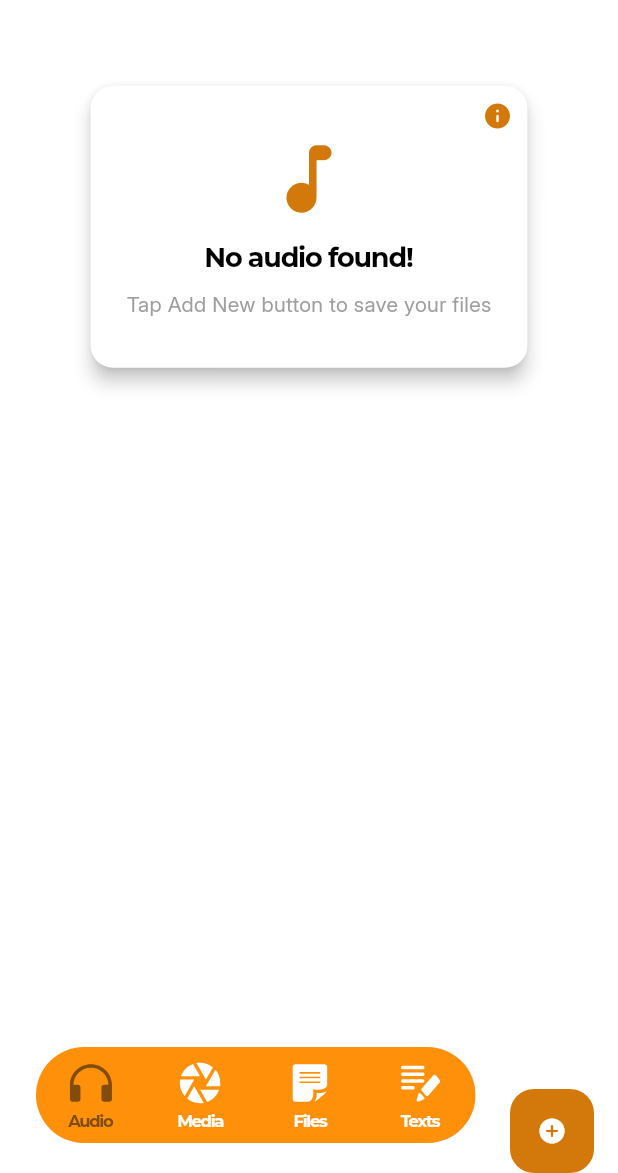
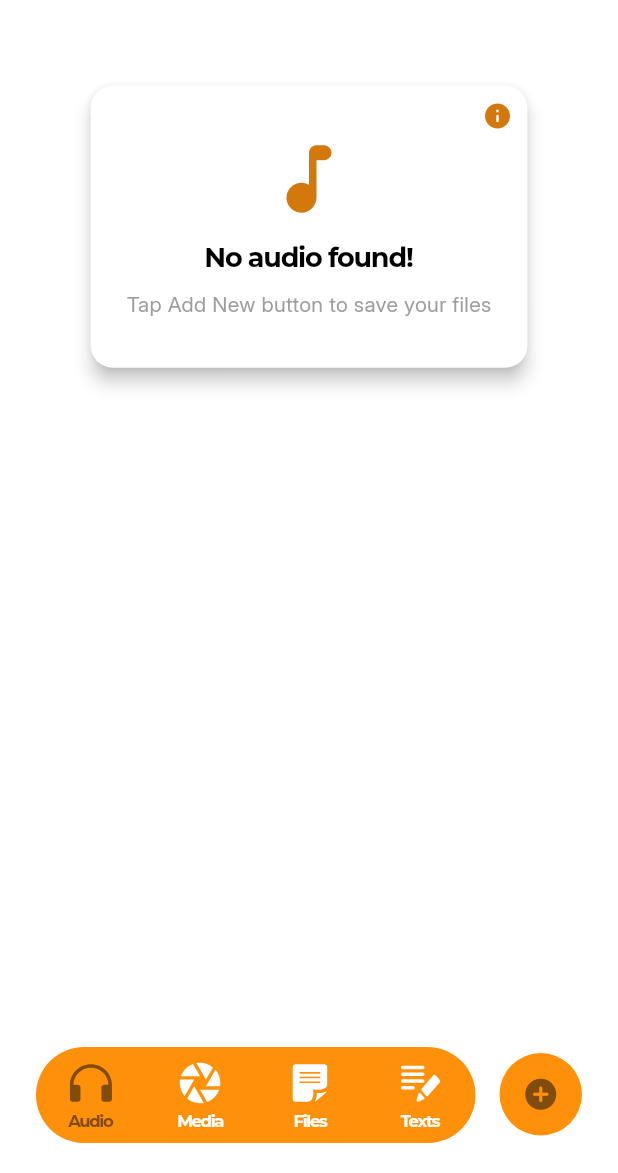
Before and after one commit to credes-tech/shelf, a Flutter app: the screen it shows after launch, after a tap on the "add circle" icon, on a phone screen of 412 x 824 dp, the part 63-1236 px from its top. Run offline on Flutter 3.47's test engine with Material 3 defaults, Android fonts, the light colour scheme and no system bars; our stand-ins replace audioplayers, cloud_firestore, device_info_plus, file_picker, firebase_auth, firebase_core and 12 more; missing offline and left inert: flutter_quill, get_thumbnail_video, syncfusion_flutter_pdfviewer; accounts and stored records are empty; project files that could hold a hidden picture were left out.

Commit message:
adding-float-button-on-all-screen

```diff
--- a/lib/modules/home/ui/home_screen.dart
+++ b/lib/modules/home/ui/home_screen.dart
@@ -17,18 +17,19 @@ class HomeScreen extends StatefulWidget {
 
 class _HomeScreenState extends State<HomeScreen> {
   int _selectedIndex = 0;
+  late PageController _pageController;
+
+  @override
+  void initState() {
+    super.initState();
+    _pageController = PageController(initialPage: _selectedIndex);
+  }
+
   final List<Widget> _pages = [
     AudioScreen(),
     MediaScreen(),
     FileScreen(),
     TextScreen(),
-  ];
-
-  final List<Color> _bottomNavInactiveColors = [
-    AppColors.onboardDarkOrange,
-    AppColors.onboardDarkBlue,
-    AppColors.onboardDarkPink,
-    AppColors.onboardDarkYellow,
   ];
 
   final List<Color> _bottomNavColors = [
@@ -49,6 +50,11 @@ class _HomeScreenState extends State<HomeScreen> {
     setState(() {
       _selectedIndex = index;
     });
+    _pageController.animateToPage(
+      index,
+      duration: Duration(milliseconds: 300),
+      curve: Curves.easeInOut,
+    );
   }
 
   @override
@@ -57,8 +63,13 @@ class _HomeScreenState extends State<HomeScreen> {
       backgroundColor: Colors.white,
       body: Stack(
         children: [
-          IndexedStack(
-            index: _selectedIndex,
+          PageView(
+            controller: _pageController,
+            onPageChanged: (index) {
+              setState(() {
+                _selectedIndex = index;
+              });
+            },
             children: _pages,
           ),
           Positioned(
@@ -74,10 +85,13 @@ class _HomeScreenState extends State<HomeScreen> {
                 child: BottomNavigationBar(
                   type: BottomNavigationBarType.fixed,
                   items: [
-
                     BottomNavigationBarItem(
                         icon: Padding(
-                          padding: EdgeInsets.only(left: AppSpacing.xxSmall,bottom: AppSpacing.xxSmall,right: AppSpacing.xxSmall,top: AppSpacing.xSmall),
+                          padding: EdgeInsets.only(
+                              left: AppSpacing.xxSmall,
+                              bottom: AppSpacing.xxSmall,
+                              right: AppSpacing.xxSmall,
+                              top: AppSpacing.xSmall),
                           child: SvgPicture.asset('assets/svg/audio.svg',
                               colorFilter: ColorFilter.mode(
                                   _setColour(index: 0), BlendMode.srcIn),
@@ -86,7 +100,11 @@ class _HomeScreenState extends State<HomeScreen> {
                         label: "Audio"),
                     BottomNavigationBarItem(
                         icon: Padding(
-                          padding: EdgeInsets.only(left: AppSpacing.xxSmall,bottom: AppSpacing.xxSmall,right: AppSpacing.xxSmall,top: AppSpacing.xSmall),
+                          padding: EdgeInsets.only(
+                              left: AppSpacing.xxSmall,
+                              bottom: AppSpacing.xxSmall,
+                              right: AppSpacing.xxSmall,
+                              top: AppSpacing.xSmall),
                           child: SvgPicture.asset('assets/svg/image.svg',
                               colorFilter: ColorFilter.mode(
                                   _setColour(index: 1), BlendMode.srcIn),
@@ -95,7 +113,11 @@ class _HomeScreenState extends State<HomeScreen> {
                         label: "Media"),
                     BottomNavigationBarItem(
                         icon: Padding(
-                          padding: EdgeInsets.only(left: AppSpacing.xxSmall,bottom: AppSpacing.xxSmall,right: AppSpacing.xxSmall,top: AppSpacing.xSmall),
+                          padding: EdgeInsets.only(
+                              left: AppSpacing.xxSmall,
+                              bottom: AppSpacing.xxSmall,
+                              right: AppSpacing.xxSmall,
+                              top: AppSpacing.xSmall),
                           child: SvgPicture.asset('assets/svg/document.svg',
                               colorFilter: ColorFilter.mode(
                                   _setColour(index: 2), BlendMode.srcIn),
@@ -104,7 +126,11 @@ class _HomeScreenState extends State<HomeScreen> {
                         label: "Files"),
                     BottomNavigationBarItem(
                         icon: Padding(
-                          padding: EdgeInsets.only(left: AppSpacing.xxSmall,bottom: AppSpacing.xxSmall,right: AppSpacing.xxSmall,top: AppSpacing.xSmall),
+                          padding: EdgeInsets.only(
+                              left: AppSpacing.xxSmall,
+                              bottom: AppSpacing.xxSmall,
+                              right: AppSpacing.xxSmall,
+                              top: AppSpacing.xSmall),
                           child: SvgPicture.asset('assets/svg/password.svg',
                               colorFilter: ColorFilter.mode(
                                   _setColour(index: 3), BlendMode.srcIn),
--- a/lib/modules/home/ui/pages/AudioScreen.dart
+++ b/lib/modules/home/ui/pages/AudioScreen.dart
@@ -247,7 +247,9 @@ class _AudioScreenState extends ConsumerState<AudioScreen> {
           ),
         ],
       ),
-      body: Column(
+      body: Stack(
+        children: [
+          Column(
             mainAxisAlignment: MainAxisAlignment.start,
             crossAxisAlignment: CrossAxisAlignment.center,
             children: [
@@ -410,17 +412,25 @@ class _AudioScreenState extends ConsumerState<AudioScreen> {
               ),
             ],
           ),
-      floatingActionButton: FloatingActionButton(
-        onPressed: () => onTapAudioBtn(context),
-        backgroundColor: AppColors.onboardDarkOrange,
+          Align(
+            alignment: Alignment.bottomRight,
+            child: Padding(
+              padding: EdgeInsets.only(right: AppSpacing.large, bottom: 25),
+              child: SizedBox(
+                width: 55,
+                height: 55,
+                child: FloatingActionButton(
+                  onPressed: ()=>onTapAudioBtn(context),
+                  backgroundColor: AppColors.onboardLightOrange,
                   elevation: 0,
-        child: Icon(
-          Icons.add_circle_rounded,
-          size: 20,
-          color: Colors.white,
+                  shape: CircleBorder(),
+                  child: Icon(Icons.add_circle_rounded, size: 25, color: AppColors.navBarOrange),
                 ),
               ),
-      floatingActionButtonLocation: FloatingActionButtonLocation.endDocked,
+            ),
+          ),
+        ],
+      ),
     );
   }
 
--- a/lib/modules/home/ui/pages/FileScreen.dart
+++ b/lib/modules/home/ui/pages/FileScreen.dart
@@ -62,7 +62,9 @@ class _FileScreenState extends ConsumerState<FileScreen> {
           ),
         ],
       ),
-      body: Column(
+      body: Stack(
+        children: [
+          Column(
             mainAxisAlignment: MainAxisAlignment.start,
             crossAxisAlignment: CrossAxisAlignment.center,
             children: [
@@ -190,6 +192,25 @@ class _FileScreenState extends ConsumerState<FileScreen> {
               ),
             ],
           ),
+          Align(
+            alignment: Alignment.bottomRight,
+            child: Padding(
+              padding: EdgeInsets.only(right: AppSpacing.large, bottom: 25),
+              child: SizedBox(
+                width: 55,
+                height: 55,
+                child: FloatingActionButton(
+                  onPressed: onTapFileBtn,
+                  backgroundColor: AppColors.onboardLightPink,
+                  elevation: 0,
+                  shape: CircleBorder(),
+                  child: Icon(Icons.add_circle_rounded, size: 25, color: AppColors.navBarPink),
+                ),
+              ),
+            ),
+          ),
+        ],
+      ),
     );
   }
 
--- a/lib/modules/home/ui/pages/MediaScreen.dart
+++ b/lib/modules/home/ui/pages/MediaScreen.dart
@@ -311,7 +311,7 @@ class _MediaScreenState extends ConsumerState<MediaScreen> {
                 height: 55,
                 child: FloatingActionButton(
                   onPressed: onTapMediaBtn,
-                  backgroundColor: AppColors.onboardDarkBlue,
+                  backgroundColor: AppColors.onboardLightBlue,
                   elevation: 0,
                   shape: CircleBorder(),
                   child: Icon(Icons.add_circle_rounded, size: 25, color: AppColors.navBarBlue),
--- a/lib/modules/home/ui/pages/TextScreen.dart
+++ b/lib/modules/home/ui/pages/TextScreen.dart
@@ -89,7 +89,9 @@ class _TextScreenState extends ConsumerState<TextScreen> {
           ),
         ],
       ),
-      body: Column(
+      body: Stack(
+        children: [
+          Column(
             mainAxisAlignment: MainAxisAlignment.start,
             crossAxisAlignment: CrossAxisAlignment.center,
             children: [
@@ -267,6 +269,27 @@ class _TextScreenState extends ConsumerState<TextScreen> {
               ),
             ],
           ),
+          Align(
+            alignment: Alignment.bottomRight,
+            child: Padding(
+              padding: EdgeInsets.only(right: AppSpacing.large, bottom: 25),
+              child: SizedBox(
+                width: 55,
+                height: 55,
+                child: FloatingActionButton(
+                  onPressed: () {
+                    context.push('/home/texts/new');
+                  },
+                  backgroundColor: AppColors.onboardLightYellow,
+                  elevation: 0,
+                  shape: CircleBorder(),
+                  child: Icon(Icons.add_circle_rounded, size: 25, color: AppColors.navBarYellow),
+                ),
+              ),
+            ),
+          ),
+        ],
+      ),
     );
   }
 
```
Lines whose indentation alone changed are shown as unchanged.
